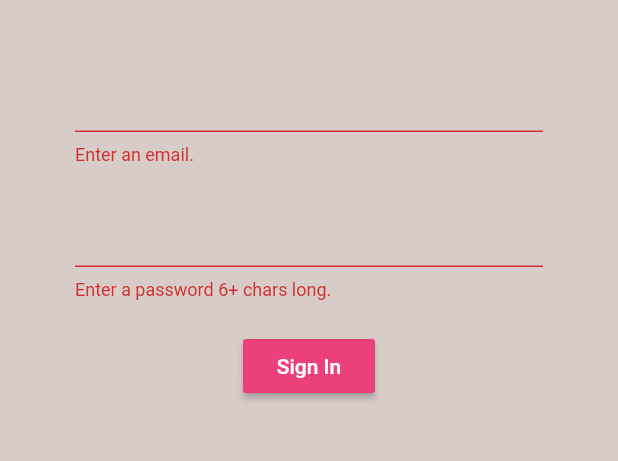
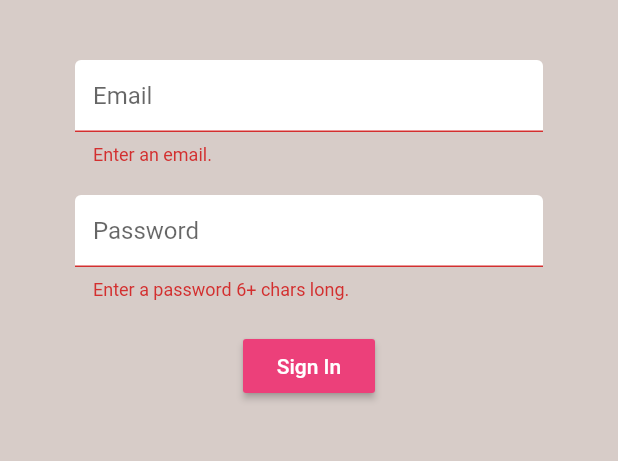
Before and after one commit to navneeeth/brew_crew, a Flutter app: the screen it shows after launch, after a tap on "Sign In", on a phone screen of 412 x 824 dp, the part 84-545 px from its top. Run offline on Flutter 3.47's test engine with Material 2 defaults, Android fonts, the phone set to English and light mode, and no system bars; our stand-ins replace firebase_auth; accounts and stored records are empty.

Commit message:
14) Text Input Decoration.

```diff
--- a/lib/screens/authenticate/register.dart
+++ b/lib/screens/authenticate/register.dart
@@ -1,4 +1,5 @@
 import 'package:brew_crew/services/auth.dart';
+import 'package:brew_crew/shared/constants.dart';
 import 'package:flutter/material.dart';
 
 class Register extends StatefulWidget {
@@ -46,6 +47,7 @@ class _RegisterState extends State<Register> {
             children: <Widget>[
               SizedBox(height: 20.0),
               TextFormField(
+                decoration: textInputDecoration.copyWith(hintText: 'Email'),
                 validator: (val) => val.isEmpty ? 'Enter an email.' : null,
                 onChanged: (val) {
                   setState(() => email = val);
@@ -53,6 +55,7 @@ class _RegisterState extends State<Register> {
               ),
               SizedBox(height: 20.0),
               TextFormField(
+                decoration: textInputDecoration.copyWith(hintText: 'Password'),
                 validator: (val) => val.length < 6 ? 'Enter a password 6+ chars long.' : null,
                 obscureText: true,
                 onChanged: (val) {
--- a/lib/screens/authenticate/sign_in.dart
+++ b/lib/screens/authenticate/sign_in.dart
@@ -1,4 +1,5 @@
 import 'package:brew_crew/services/auth.dart';
+import 'package:brew_crew/shared/constants.dart';
 import 'package:flutter/material.dart';
 import 'package:brew_crew/services/auth.dart';
 
@@ -47,6 +48,7 @@ String error = '';
             children: <Widget>[
               SizedBox(height: 20.0),
               TextFormField(
+                decoration: textInputDecoration.copyWith(hintText: 'Email'),
                 validator: (val) => val.isEmpty ? 'Enter an email.' : null,
                 onChanged: (val) {
                   setState(() => email = val);
@@ -54,6 +56,7 @@ String error = '';
               ),
               SizedBox(height: 20.0),
               TextFormField(
+                decoration: textInputDecoration.copyWith(hintText: 'Password'),
                 validator: (val) => val.length < 6 ? 'Enter a password 6+ chars long.' : null,
                 obscureText: true,
                 onChanged: (val) {
--- /dev/null
+++ b/lib/shared/constants.dart
@@ -0,0 +1,13 @@
+import 'package:flutter/material.dart';
+
+const textInputDecoration = InputDecoration(
+  hintText: 'Email',
+  fillColor: Colors.white,
+  filled: true,
+  enabledBorder: OutlineInputBorder(
+    borderSide: BorderSide(color: Colors.white, width: 2.0),
+  ),
+  focusedBorder: OutlineInputBorder(
+    borderSide: BorderSide(color: Colors.pink, width: 2.0),
+  ),
+);
```
